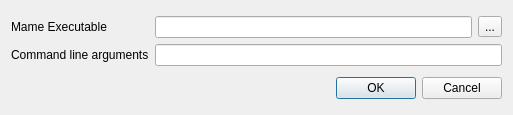
Qt form config.ui (nicolas-van/lightningmf) before a commit.
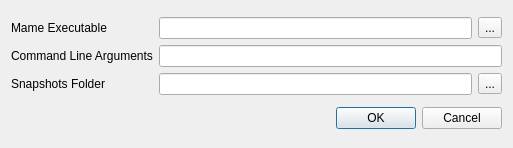
The same form after that commit.

Commit message: Added snapshots configuration

```diff
--- a/config.ui
+++ b/config.ui
@@ -10,7 +10,7 @@
     <x>0</x>
     <y>0</y>
     <width>513</width>
-    <height>115</height>
+    <height>148</height>
    </rect>
   </property>
   <property name="windowTitle">
@@ -25,7 +25,7 @@
      <item row="1" column="0">
       <widget class="QLabel" name="label_2">
        <property name="text">
-        <string>Command line arguments</string>
+        <string>Command Line Arguments</string>
        </property>
       </widget>
      </item>
@@ -53,6 +53,27 @@
        </item>
       </layout>
      </item>
+     <item row="2" column="0">
+      <widget class="QLabel" name="label_3">
+       <property name="text">
+        <string>Snapshots Folder</string>
+       </property>
+      </widget>
+     </item>
+     <item row="2" column="1">
+      <layout class="QHBoxLayout" name="horizontalLayout_2">
+       <item>
+        <widget class="QLineEdit" name="snapsInput"/>
+       </item>
+       <item>
+        <widget class="QToolButton" name="snapsButton">
+         <property name="text">
+          <string>...</string>
+         </property>
+        </widget>
+       </item>
+      </layout>
+     </item>
     </layout>
    </item>
    <item>
```
The commit also changes 1 other file.
